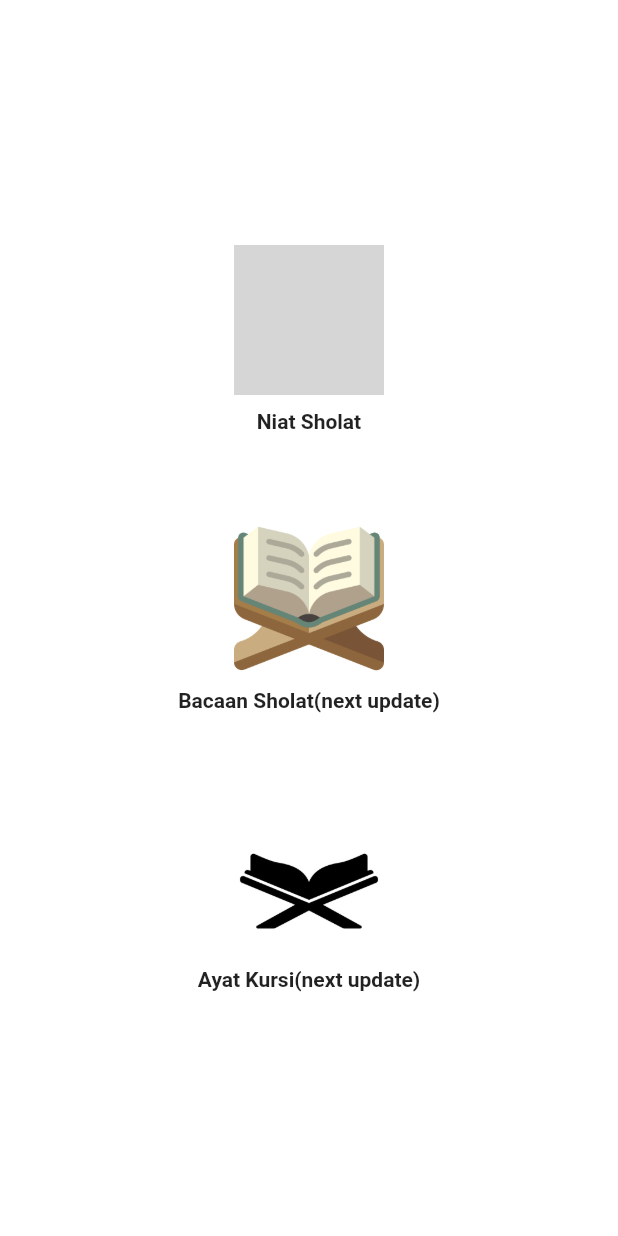
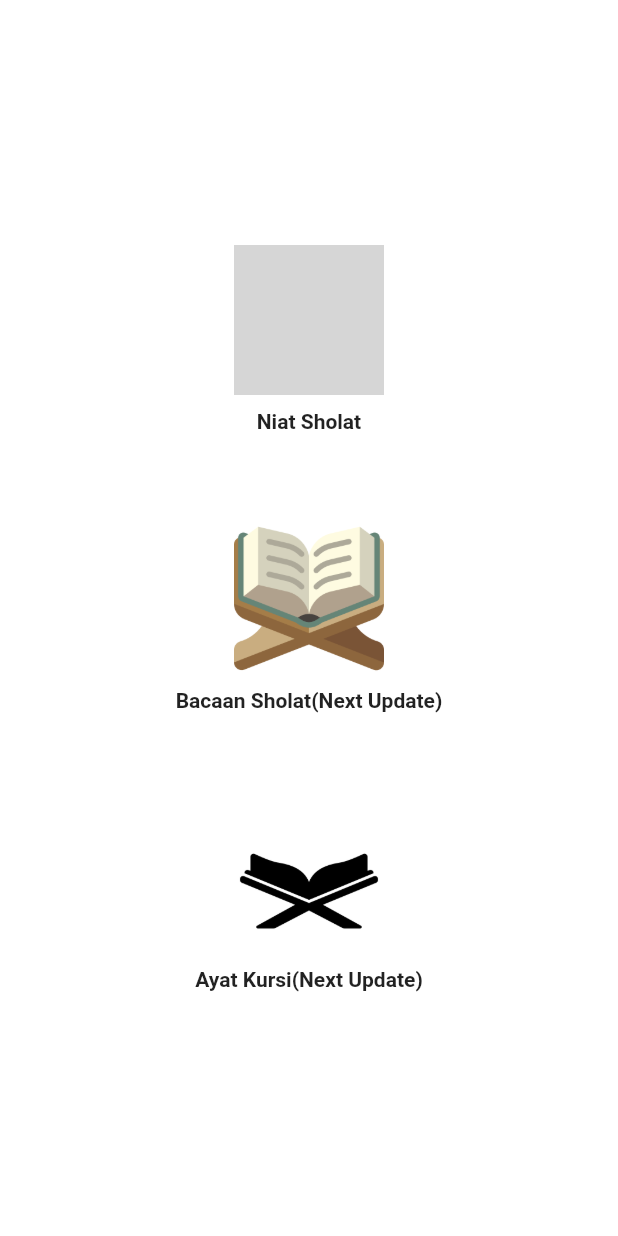
Before and after one commit to alfanayrs12/Bacaan_Sholat, a Flutter app: the screen it shows after launch, on a phone screen of 412 x 824 dp. Run offline on Flutter 3.47's test engine with Material 2 defaults, Android fonts, the phone set to English and light mode, and no system bars; grey boxes are pictures that could not be loaded.

```diff
--- a/lib/page/main_page.dart
+++ b/lib/page/main_page.dart
@@ -65,7 +65,7 @@ class _MainPageState extends State<MainPage> {
                         ),
                         SizedBox(height: 10),
                         Text(
-                          "Bacaan Sholat(next update)",
+                          "Bacaan Sholat(Next Update)",
                           style: TextStyle(
                               fontSize: 14, fontWeight: FontWeight.bold),
                         ),
@@ -91,7 +91,7 @@ class _MainPageState extends State<MainPage> {
                         ),
                         SizedBox(height: 10),
                         Text(
-                          "Ayat Kursi(next update)",
+                          "Ayat Kursi(Next Update)",
                           style: TextStyle(
                               fontSize: 14, fontWeight: FontWeight.bold),
                         ),
```
